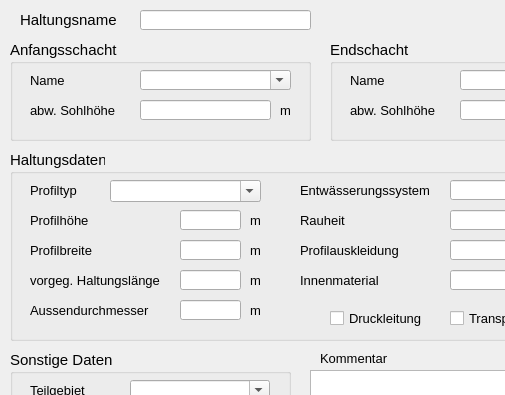
This is qkan/forms/qkan_haltungen.ui in hoettges/QKan as Qt 5 draws it before an edit; both pictures show x 0 to 505 and y 0 to 395 of the 640 by 510 pixel window. The edited form follows.
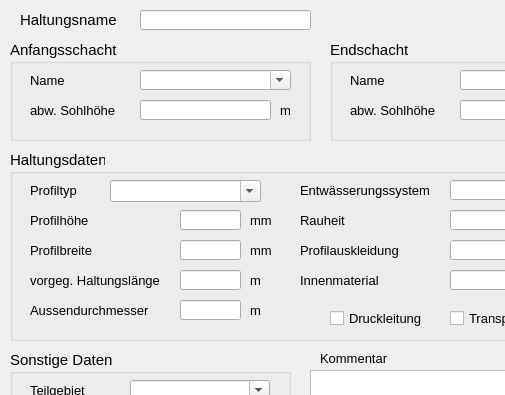
This is the edited form. Custom widgets are drawn as their Qt base class.

Patch:
```diff
--- a/qkan/forms/qkan_haltungen.ui
+++ b/qkan/forms/qkan_haltungen.ui
@@ -450,7 +450,7 @@
       </font>
      </property>
      <property name="text">
-      <string>m </string>
+      <string>mm</string>
      </property>
     </widget>
     <widget class="QLabel" name="label_21">
@@ -651,7 +651,7 @@
       </font>
      </property>
      <property name="text">
-      <string>m </string>
+      <string>mm</string>
      </property>
     </widget>
     <widget class="QLineEdit" name="breite">
```
Left out of the diff: 2 changed lines with no effect on the pictures.
